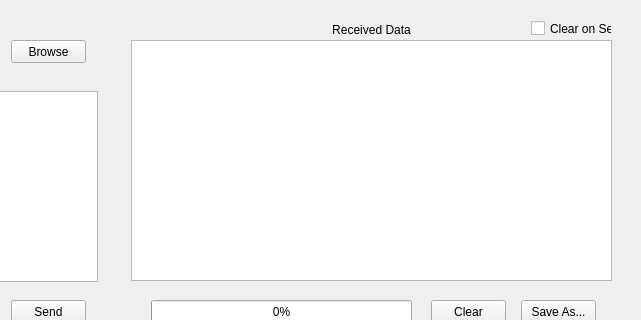
The window that src/user-interfaces/gui-data-transmit.ui (Donn13Darko/uC_Interfacer) describes before a commit, drawn with Qt 5; both pictures show x 409 to 1050 and y 0 to 320 of the 1050 by 420 pixel window.
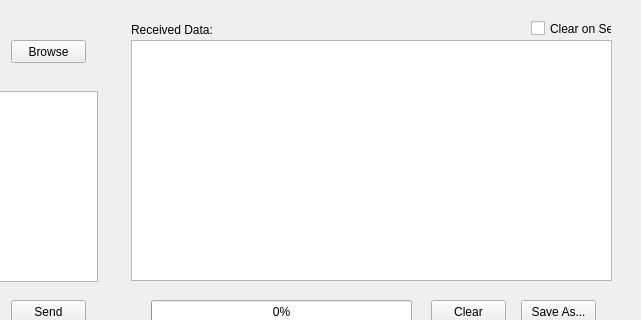
The same window after the commit.

The edit to the form file:
```diff
--- a/src/user-interfaces/gui-data-transmit.ui
+++ b/src/user-interfaces/gui-data-transmit.ui
@@ -89,15 +89,15 @@
     <rect>
      <x>540</x>
      <y>20</y>
-     <width>481</width>
+     <width>81</width>
      <height>20</height>
     </rect>
    </property>
    <property name="text">
-    <string>Received Data</string>
+    <string>Received Data:</string>
    </property>
    <property name="alignment">
-    <set>Qt::AlignCenter</set>
+    <set>Qt::AlignLeading|Qt::AlignLeft|Qt::AlignVCenter</set>
    </property>
   </widget>
   <widget class="QRadioButton" name="SendFile_Radio">
```
